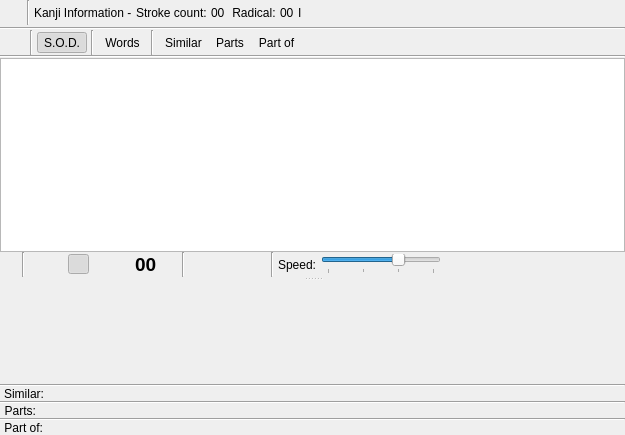
Before: the Qt Designer form kanjiinfoform.ui in z1dev/zkanji, drawn with Qt 5.
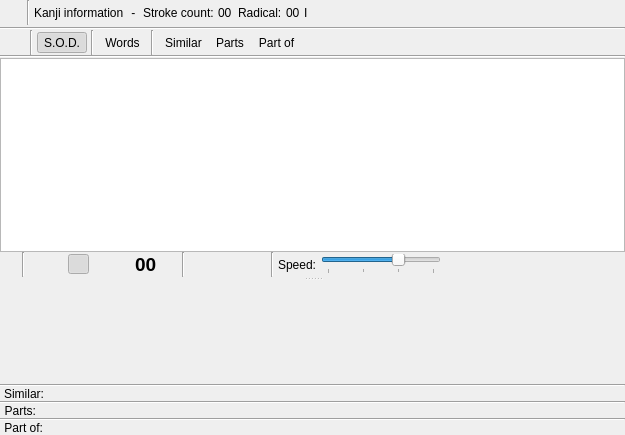
After: the same form once the commit is applied. Icons and pictures are not drawn. Custom widgets are drawn as their Qt base class.

```diff
--- a/kanjiinfoform.ui
+++ b/kanjiinfoform.ui
@@ -105,7 +105,14 @@
             </sizepolicy>
            </property>
            <property name="text">
-            <string>Kanji Information -</string>
+            <string>Kanji information</string>
+           </property>
+          </widget>
+         </item>
+         <item>
+          <widget class="QLabel" name="label_4">
+           <property name="text">
+            <string notr="true"> - </string>
            </property>
           </widget>
          </item>
@@ -135,6 +142,22 @@
            </property>
           </widget>
          </item>
+         <item>
+          <spacer name="horizontalSpacer_8">
+           <property name="orientation">
+            <enum>Qt::Horizontal</enum>
+           </property>
+           <property name="sizeType">
+            <enum>QSizePolicy::Fixed</enum>
+           </property>
+           <property name="sizeHint" stdset="0">
+            <size>
+             <width>2</width>
+             <height>20</height>
+            </size>
+           </property>
+          </spacer>
+         </item>
          <item>
           <widget class="QLabel" name="label_3">
            <property name="sizePolicy">
@@ -144,7 +167,7 @@
             </sizepolicy>
            </property>
            <property name="text">
-            <string> Radical:</string>
+            <string>Radical:</string>
            </property>
           </widget>
          </item>
@@ -1170,18 +1193,18 @@
    <header>dictionarywidget.h</header>
    <container>1</container>
   </customwidget>
-  <customwidget>
-   <class>ZKanjiDiagram</class>
-   <extends>QWidget</extends>
-   <header>zkanjidiagram.h</header>
-   <container>1</container>
-  </customwidget>
   <customwidget>
    <class>ZItemScroller</class>
    <extends>QWidget</extends>
    <header>zitemscroller.h</header>
    <container>1</container>
   </customwidget>
+  <customwidget>
+   <class>ZKanjiDiagram</class>
+   <extends>QWidget</extends>
+   <header>zkanjidiagram.h</header>
+   <container>1</container>
+  </customwidget>
   <customwidget>
    <class>ZWindow</class>
    <extends>QMainWindow</extends>
```
Left out of the diff: 33 changed lines with no effect on the pictures.
